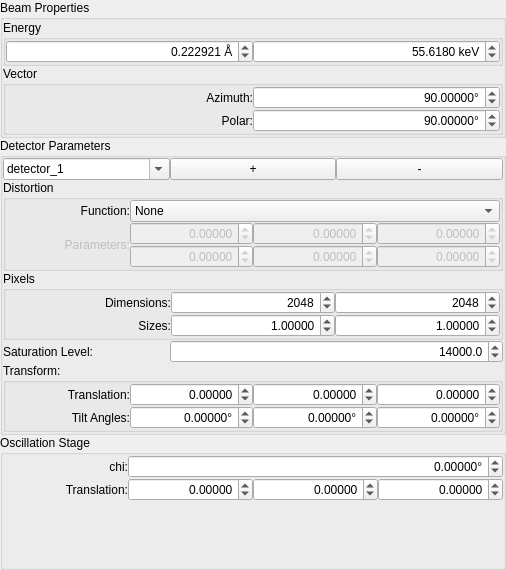
Before: the Qt Designer form hexrd/ui/resources/ui/calibration_config_widget.ui in HEXRD/hexrdgui, drawn with Qt 5.
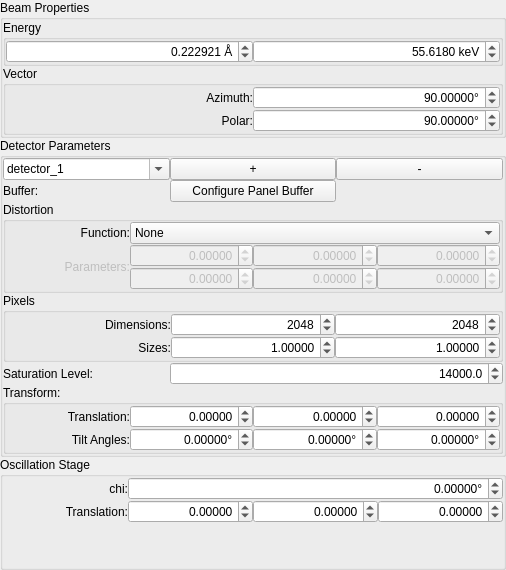
After: the same form once the commit is applied. Custom widgets are drawn as their Qt base class.

Commit message: Add panel buffer editor to form view

The edit to the form file:
```diff
--- a/hexrd/ui/resources/ui/calibration_config_widget.ui
+++ b/hexrd/ui/resources/ui/calibration_config_widget.ui
@@ -251,7 +251,7 @@
       <property name="spacing">
        <number>0</number>
       </property>
-      <item row="3" column="1" colspan="2">
+      <item row="4" column="1" colspan="2">
        <widget class="QDoubleSpinBox" name="cal_det_saturation">
         <property name="alignment">
          <set>Qt::AlignRight|Qt::AlignTrailing|Qt::AlignVCenter</set>
@@ -270,14 +270,14 @@
         </property>
        </widget>
       </item>
-      <item row="3" column="0">
+      <item row="4" column="0">
        <widget class="QLabel" name="label_14">
         <property name="text">
          <string>Saturation Level:</string>
         </property>
        </widget>
       </item>
-      <item row="4" column="0" colspan="3">
+      <item row="5" column="0" colspan="3">
        <widget class="QGroupBox" name="groupBox_9">
         <property name="title">
          <string>Transform:</string>
@@ -489,7 +489,7 @@
         </item>
        </widget>
       </item>
-      <item row="1" column="0" colspan="3">
+      <item row="2" column="0" colspan="3">
        <widget class="QGroupBox" name="groupBox_7">
         <property name="title">
          <string>Distortion</string>
@@ -719,7 +719,7 @@
         </property>
        </widget>
       </item>
-      <item row="2" column="0" colspan="3">
+      <item row="3" column="0" colspan="3">
        <widget class="QGroupBox" name="groupBox_8">
         <property name="title">
          <string>Pixels</string>
@@ -858,6 +858,20 @@
         </property>
        </widget>
       </item>
+      <item row="1" column="0">
+       <widget class="QLabel" name="bufferLabel">
+        <property name="text">
+         <string>Buffer:</string>
+        </property>
+       </widget>
+      </item>
+      <item row="1" column="1">
+       <widget class="QPushButton" name="cal_det_buffer">
+        <property name="text">
+         <string>Configure Panel Buffer</string>
+        </property>
+       </widget>
+      </item>
      </layout>
     </widget>
    </item>
```
The commit also changes 2 other files.
